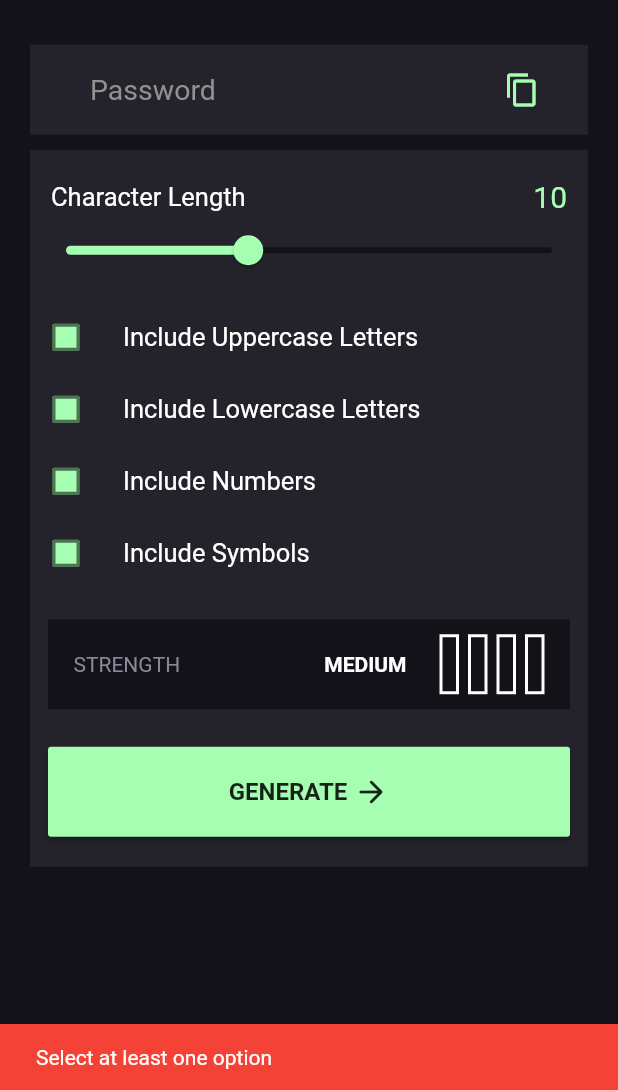
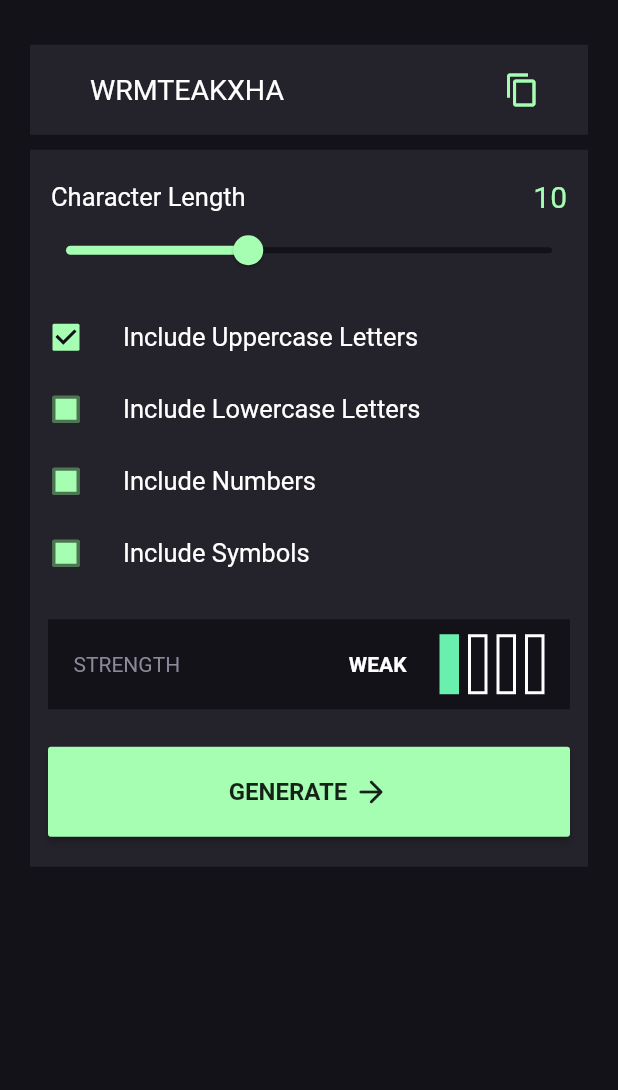
Before and after one commit to DavidRaveloU/password-generator-flutter, a Flutter app: the screen it shows after launch, after a tap on "GENERATE", on a phone screen of 412 x 824 dp, the part 146-1236 px from its top. Run offline on Flutter 3.47's test engine with Material 2 defaults, Android fonts, the phone set to English and light mode, and no system bars; missing offline and left inert: clipboard.

Commit message:
fix password generation

```diff
--- a/lib/domain/provider/password_generator_provide.dart
+++ b/lib/domain/provider/password_generator_provide.dart
@@ -3,11 +3,12 @@ import 'package:flutter/material.dart';
 
 class PasswordProvider with ChangeNotifier {
   int _sliderLength = 10;
-  bool _isUpperCase = false;
+  bool _isUpperCase = true;
   bool _isLowerCase = false;
   bool _isNumbers = false;
   bool _isSymbols = false;
   String _password = '';
+  int _strengthLevel = 0;
 
   int get sliderLength => _sliderLength;
   bool get isUpperCase => _isUpperCase;
@@ -15,6 +16,7 @@ class PasswordProvider with ChangeNotifier {
   bool get isNumbers => _isNumbers;
   bool get isSymbols => _isSymbols;
   String get password => _password;
+  int get strengthLevel => _strengthLevel;
 
   void setSliderLength(int value) {
     _sliderLength = value;
@@ -46,7 +48,9 @@ class PasswordProvider with ChangeNotifier {
     String lowercaseChars = 'abcdefghijklmnopqrstuvwxyz';
     String numberChars = '0123456789';
     String symbolChars = '!@#\$%^&*()';
+
     List<String> allowedChars = [];
+
     if (_isUpperCase) allowedChars.addAll(uppercaseChars.split(''));
     if (_isLowerCase) allowedChars.addAll(lowercaseChars.split(''));
     if (_isNumbers) allowedChars.addAll(numberChars.split(''));
@@ -56,12 +60,35 @@ class PasswordProvider with ChangeNotifier {
       throw Exception(
           'No se proporcionaron opciones válidas para generar la contraseña.');
     }
+
+    Random random = Random();
     String password = '';
-    Random random = Random();
-    for (int i = 0; i < _sliderLength; i++) {
+
+    // Generar caracteres requeridos
+    if (_isUpperCase) {
+      int randomIndex = random.nextInt(uppercaseChars.length);
+      password += uppercaseChars[randomIndex];
+    }
+    if (_isLowerCase) {
+      int randomIndex = random.nextInt(lowercaseChars.length);
+      password += lowercaseChars[randomIndex];
+    }
+    if (_isNumbers) {
+      int randomIndex = random.nextInt(numberChars.length);
+      password += numberChars[randomIndex];
+    }
+    if (_isSymbols) {
+      int randomIndex = random.nextInt(symbolChars.length);
+      password += symbolChars[randomIndex];
+    }
+
+    // Generar caracteres restantes
+    int remainingLength = _sliderLength - password.length;
+    for (int i = 0; i < remainingLength; i++) {
       int randomIndex = random.nextInt(allowedChars.length);
       password += allowedChars[randomIndex];
     }
+
     _password = password;
     notifyListeners();
   }
@@ -70,4 +97,43 @@ class PasswordProvider with ChangeNotifier {
     _password = password;
     notifyListeners();
   }
+
+  void determinePasswordStrength() {
+    int score = 0;
+
+    if (password.length >= 8 && password.length <= 12) {
+      score += 2;
+    } else if (password.length > 12 && password.length <= 16) {
+      score += 3;
+    } else if (password.length > 16 && password.length <= 20) {
+      score += 4;
+    }
+
+    // Comprobar si contiene letras mayúsculas y minúsculas
+    if (password.contains(RegExp(r'[A-Z]')) &&
+        password.contains(RegExp(r'[a-z]'))) {
+      score += 2; // Sumar 2 puntos si contiene ambas
+    }
+
+    // Comprobar si contiene números
+    if (password.contains(RegExp(r'[0-9]'))) {
+      score += 2;
+    }
+
+    // Comprobar si contiene símbolos especiales
+    if (password.contains(RegExp(r'[!@#$%^&*(),.?":{}|<>]'))) {
+      score += 2;
+    }
+
+    if (score <= 5) {
+      _strengthLevel = 1;
+    } else if (score <= 7) {
+      _strengthLevel = 2;
+    } else if (score <= 9) {
+      _strengthLevel = 3;
+    } else {
+      _strengthLevel = 4;
+    }
+    notifyListeners();
+  }
 }
--- a/lib/ui/app.dart
+++ b/lib/ui/app.dart
@@ -3,7 +3,7 @@ import 'package:flutter/material.dart';
 import 'pages/home/home_page.dart';
 
 class App extends StatefulWidget {
-  const App({super.key});
+  const App({Key? key}) : super(key: key);
 
   @override
   State<App> createState() => _AppState();
@@ -13,6 +13,8 @@ class _AppState extends State<App> {
   @override
   Widget build(BuildContext context) {
     return const MaterialApp(
-        home: HomePage(), debugShowCheckedModeBanner: false);
+      home: HomePage(),
+      debugShowCheckedModeBanner: false,
+    );
   }
 }
--- a/lib/ui/pages/home/home_page.dart
+++ b/lib/ui/pages/home/home_page.dart
@@ -80,6 +80,7 @@ class _ButtonGeneratorState extends State<ButtonGenerator> {
               passwordProvider.isNumbers ||
               passwordProvider.isSymbols) {
             passwordProvider.generatePassword();
+            passwordProvider.determinePasswordStrength();
           } else {
             ScaffoldMessenger.of(context).showSnackBar(const SnackBar(
               content: Text('Select at least one option'),
@@ -110,6 +111,25 @@ class PasswordStrength extends StatelessWidget {
 
   @override
   Widget build(BuildContext context) {
+    var passwordProvider = context.watch<PasswordProvider>();
+    int strength = passwordProvider.strengthLevel;
+    String valorText() {
+      switch (strength) {
+        case 0:
+          return '';
+        case 1:
+          return 'WEAK';
+        case 2:
+          return 'MEDIUM';
+        case 3:
+          return 'STRONG';
+        case 4:
+          return 'VERY STRONG';
+        default:
+          return '';
+      }
+    }
+
     return Padding(
       padding: const EdgeInsets.symmetric(horizontal: 12.0),
       child: Container(
@@ -127,21 +147,11 @@ class PasswordStrength extends StatelessWidget {
               ),
               Row(
                 children: [
-                  const Text('MEDIUM',
-                      style: TextStyle(
+                  Text(valorText(),
+                      style: const TextStyle(
                           color: Colors.white, fontWeight: FontWeight.w700)),
                   const SizedBox(width: 16),
-                  ...List.generate(4, (index) {
-                    return Padding(
-                      padding: const EdgeInsets.only(left: 6.0),
-                      child: Container(
-                        width: 13,
-                        height: double.infinity,
-                        decoration: BoxDecoration(
-                            border: Border.all(color: Colors.white, width: 2)),
-                      ),
-                    );
-                  })
+                  buildWidgetBasedOnValue(strength)
                 ],
               ),
             ],
@@ -150,6 +160,83 @@ class PasswordStrength extends StatelessWidget {
       ),
     );
   }
+}
+
+Widget buildWidgetBasedOnValue(int value) {
+  Color color1 = Colors.white;
+  Color color2 = Colors.white;
+  Color color3 = Colors.white;
+  Color color4 = Colors.white;
+  switch (value) {
+    case 1:
+      color1 = Colors.greenAccent;
+      break;
+    case 2:
+      color1 = Colors.greenAccent;
+      color2 = const Color.fromARGB(255, 210, 255, 64);
+      break;
+    case 3:
+      color1 = Colors.greenAccent;
+      color2 = const Color.fromARGB(255, 210, 255, 64);
+      color3 = Colors.orangeAccent;
+      break;
+    case 4:
+      color1 = Colors.greenAccent;
+      color2 = const Color.fromARGB(255, 210, 255, 64);
+      color3 = Colors.orangeAccent;
+      color4 = Colors.redAccent;
+      break;
+  }
+  return Row(children: [
+    Padding(
+      padding: const EdgeInsets.only(left: 6.0),
+      child: Container(
+        width: 13,
+        height: double.infinity,
+        decoration: BoxDecoration(
+            color: color1 == Colors.white ? Colors.transparent : color1,
+            border: Border.all(
+                color: color1 == Colors.white ? color1 : Colors.transparent,
+                width: 2)),
+      ),
+    ),
+    Padding(
+      padding: const EdgeInsets.only(left: 6.0),
+      child: Container(
+        width: 13,
+        height: double.infinity,
+        decoration: BoxDecoration(
+            color: color2 == Colors.white ? Colors.transparent : color2,
+            border: Border.all(
+                color: color2 == Colors.white ? color2 : Colors.transparent,
+                width: 2)),
+      ),
+    ),
+    Padding(
+      padding: const EdgeInsets.only(left: 6.0),
+      child: Container(
+        width: 13,
+        height: double.infinity,
+        decoration: BoxDecoration(
+            color: color3 == Colors.white ? Colors.transparent : color3,
+            border: Border.all(
+                color: color3 == Colors.white ? color3 : Colors.transparent,
+                width: 2)),
+      ),
+    ),
+    Padding(
+      padding: const EdgeInsets.only(left: 6.0),
+      child: Container(
+        width: 13,
+        height: double.infinity,
+        decoration: BoxDecoration(
+            color: color4 == Colors.white ? Colors.transparent : color4,
+            border: Border.all(
+                color: color4 == Colors.white ? color4 : Colors.transparent,
+                width: 2)),
+      ),
+    )
+  ]);
 }
 
 class CheckBoxSelect extends StatefulWidget {
@@ -301,16 +388,13 @@ class _PasswordContainerState extends State<PasswordContainer> {
             children: [
               Expanded(
                 child: TextField(
-                  onChanged: (value) => setState(() {
-                    var passwordProvider = context.read<PasswordProvider>();
-                    passwordProvider.changePassword(_passwordController.text);
-                  }),
+                  enabled: false,
                   controller: _passwordController,
                   cursorColor: ColorsApp.secondaryColor,
                   style: const TextStyle(fontSize: 19, color: Colors.white),
                   decoration: const InputDecoration(
+                      disabledBorder: InputBorder.none,
                       contentPadding: EdgeInsets.symmetric(horizontal: 20),
-                      disabledBorder: OutlineInputBorder(),
                       hintText: 'Password',
                       hintStyle:
                           TextStyle(color: Color.fromARGB(255, 145, 145, 145)),
```
Also changed, not shown: lib/main.dart (+6 -4 lines), 1 other file.
